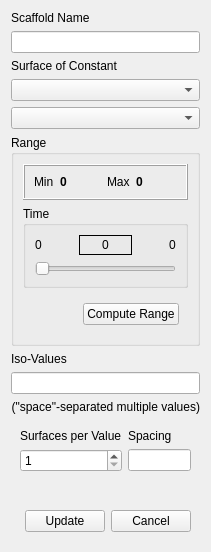
Old version of the form baramFlow/view/results/scaffolds/iso_surface_dialog.ui in the repository nextfoam/baram.
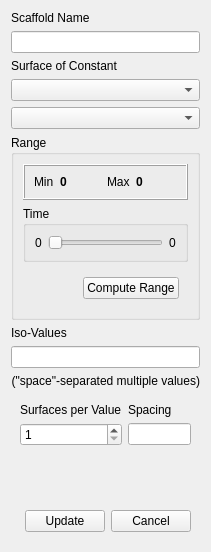
New version of the form. Custom widgets are drawn as their Qt base class.

```diff
--- a/baramFlow/view/results/scaffolds/iso_surface_dialog.ui
+++ b/baramFlow/view/results/scaffolds/iso_surface_dialog.ui
@@ -134,7 +134,7 @@
         <property name="title">
          <string>Time</string>
         </property>
-        <layout class="QVBoxLayout" name="verticalLayout_5">
+        <layout class="QHBoxLayout" name="horizontalLayout_8">
          <property name="leftMargin">
           <number>9</number>
          </property>
@@ -148,80 +148,10 @@
           <number>9</number>
          </property>
          <item>
-          <widget class="QWidget" name="widget_6" native="true">
-           <layout class="QHBoxLayout" name="horizontalLayout_8">
-            <property name="leftMargin">
-             <number>0</number>
-            </property>
-            <property name="topMargin">
-             <number>0</number>
-            </property>
-            <property name="rightMargin">
-             <number>0</number>
-            </property>
-            <property name="bottomMargin">
-             <number>0</number>
-            </property>
-            <item>
-             <widget class="QLabel" name="startTime">
-              <property name="text">
-               <string>0</string>
-              </property>
-             </widget>
-            </item>
-            <item>
-             <spacer name="horizontalSpacer_3">
-              <property name="orientation">
-               <enum>Qt::Horizontal</enum>
-              </property>
-              <property name="sizeHint" stdset="0">
-               <size>
-                <width>40</width>
-                <height>20</height>
-               </size>
-              </property>
-             </spacer>
-            </item>
-            <item>
-             <widget class="QLabel" name="currentTime">
-              <property name="minimumSize">
-               <size>
-                <width>53</width>
-                <height>0</height>
-               </size>
-              </property>
-              <property name="frameShape">
-               <enum>QFrame::Panel</enum>
-              </property>
-              <property name="text">
-               <string>0</string>
-              </property>
-              <property name="alignment">
-               <set>Qt::AlignCenter</set>
-              </property>
-             </widget>
-            </item>
-            <item>
-             <spacer name="horizontalSpacer_4">
-              <property name="orientation">
-               <enum>Qt::Horizontal</enum>
-              </property>
-              <property name="sizeHint" stdset="0">
-               <size>
-                <width>40</width>
-                <height>20</height>
-               </size>
-              </property>
-             </spacer>
-            </item>
-            <item>
-             <widget class="QLabel" name="lastTime">
-              <property name="text">
-               <string>0</string>
-              </property>
-             </widget>
-            </item>
-           </layout>
+          <widget class="QLabel" name="startTime">
+           <property name="text">
+            <string>0</string>
+           </property>
           </widget>
          </item>
          <item>
@@ -231,6 +161,13 @@
            </property>
           </widget>
          </item>
+         <item>
+          <widget class="QLabel" name="lastTime">
+           <property name="text">
+            <string>0</string>
+           </property>
+          </widget>
+         </item>
         </layout>
        </widget>
       </item>
```
